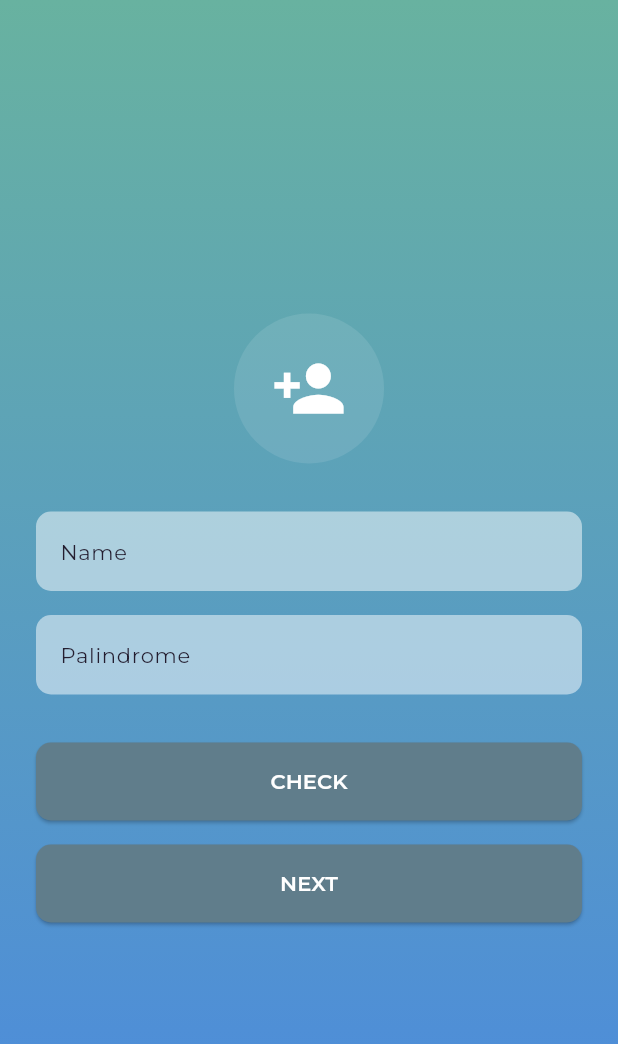
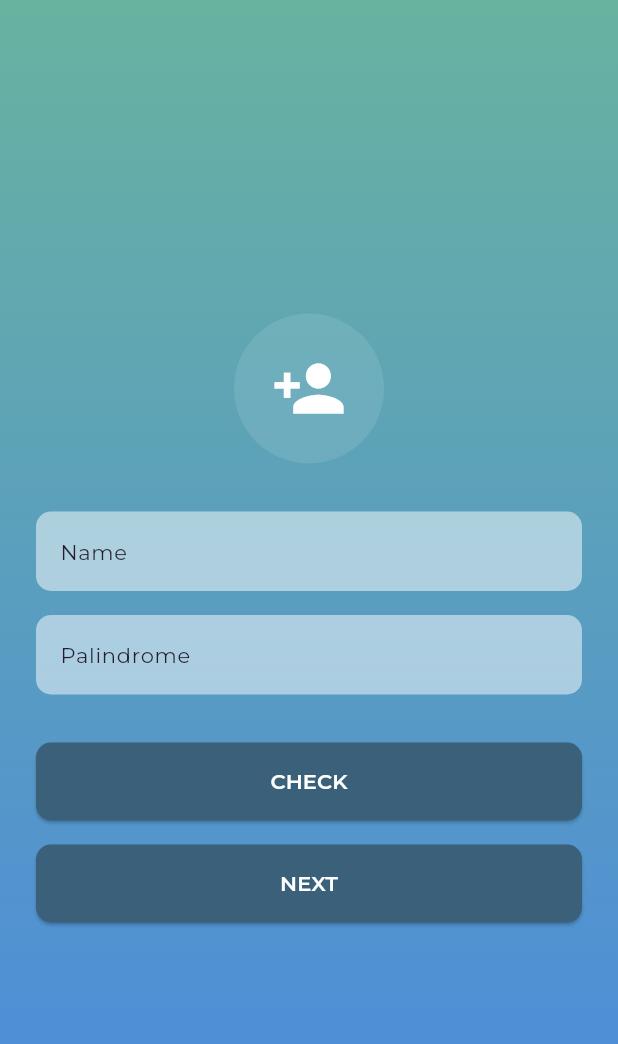
Before and after one commit to electyrion/shiny-fiesta, a Flutter app: the screen it shows after launch, on a phone screen of 412 x 824 dp. Shown: the top 1044 px of the screen. Run offline on Flutter 3.47's test engine with Material 3 defaults, Android fonts, the phone set to English and light mode, and no system bars; our stand-ins replace another_flushbar, dio, event_bus, flutter_mobx, get_it, google_fonts and 5 more; missing offline and left inert: material_dialogs, xxtea; generated files the repository leaves out were written again.

Commit message:
feat: Update button background color in FirstScreen

```diff
--- a/lib/presentation/first/first.dart
+++ b/lib/presentation/first/first.dart
@@ -105,7 +105,7 @@ class _FirstScreenState extends State<FirstScreen> {
     return ElevatedButton(
       style: ElevatedButton.styleFrom(
         padding: EdgeInsets.all(16.0),
-        backgroundColor: Colors.blueGrey,
+        backgroundColor: Color.fromRGBO(58, 97, 121, 1),
         shape: RoundedRectangleBorder(
           borderRadius: BorderRadius.circular(10.0),
         ),
@@ -124,7 +124,7 @@ class _FirstScreenState extends State<FirstScreen> {
     return ElevatedButton(
       style: ElevatedButton.styleFrom(
         padding: EdgeInsets.all(16.0),
-        backgroundColor: Colors.blueGrey,
+        backgroundColor: Color.fromRGBO(58, 97, 121, 1),
         shape: RoundedRectangleBorder(
           borderRadius: BorderRadius.circular(10.0),
         ),
```
